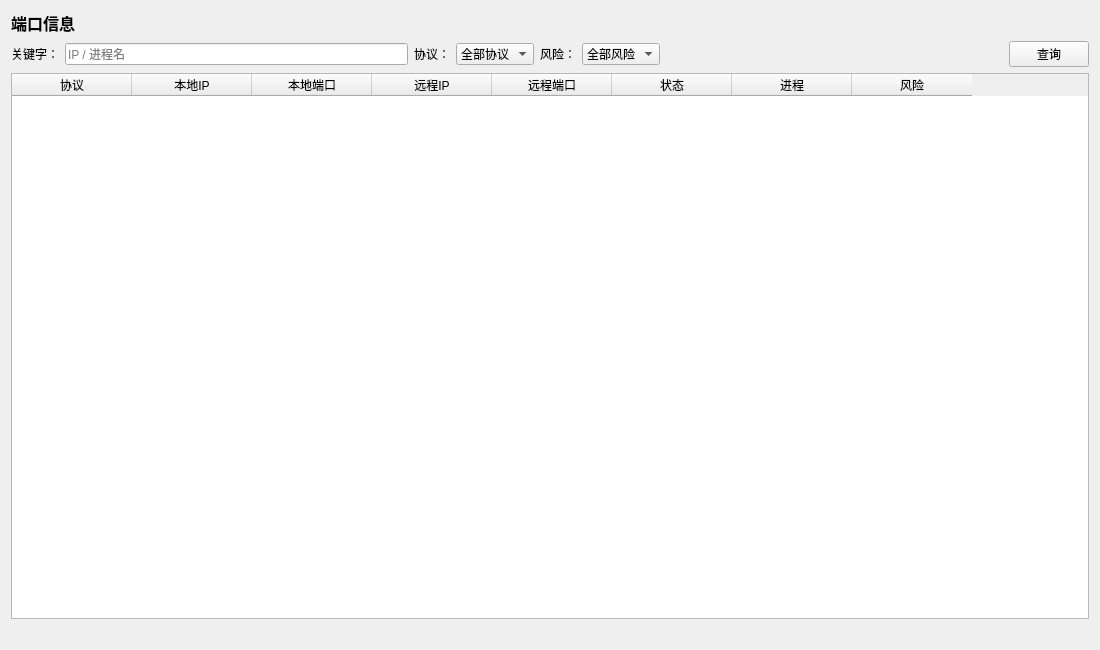
This is ui/PortInfoPage.ui in rakehellsx/MaliciousDetector as Qt 5 draws it before an edit. The edited form follows.
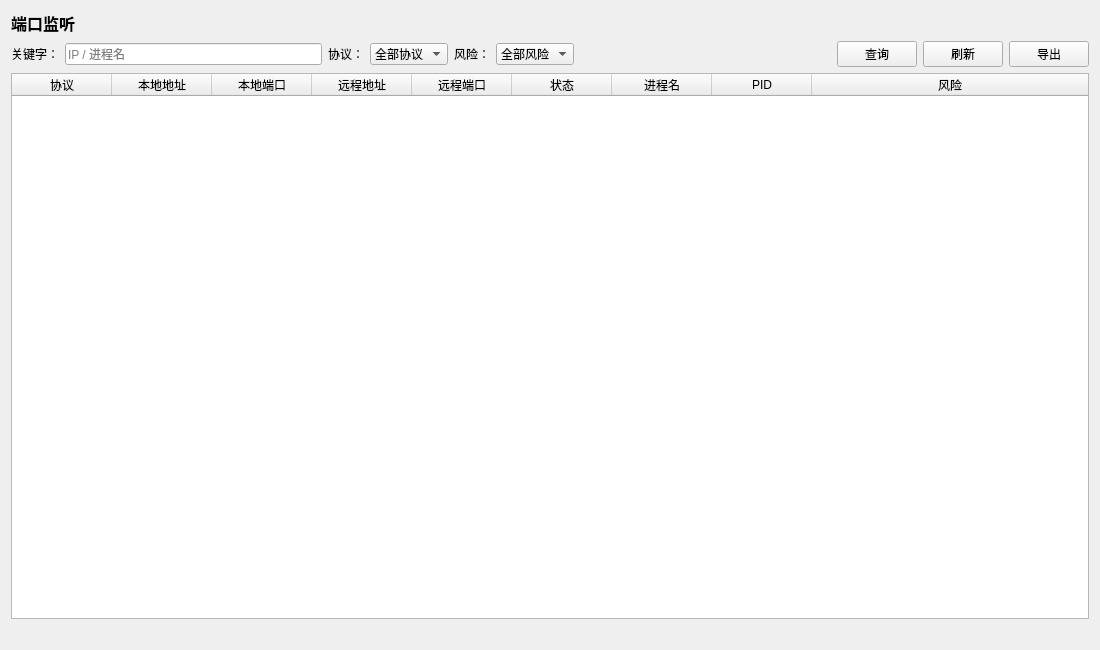
This is the edited form.

```diff
--- a/ui/PortInfoPage.ui
+++ b/ui/PortInfoPage.ui
@@ -9,7 +9,7 @@
 <layout class="QVBoxLayout" name="mainLayout">
   <item>
    <widget class="QLabel" name="lblTitle">
-     <property name="text"><string>端口信息</string></property>
+     <property name="text"><string>端口监听</string></property>
      <property name="styleSheet"><string>font-size:16px;font-weight:600;</string></property>
     </widget>
   </item>
@@ -59,13 +59,26 @@
         <property name="text"><string>查询</string></property>
        </widget>
      </item>
+     <item>
+      <widget class="QPushButton" name="btnRefresh">
+        <property name="text"><string>刷新</string></property>
+       </widget>
+     </item>
+     <item>
+      <widget class="QPushButton" name="btnExport">
+        <property name="text"><string>导出</string></property>
+       </widget>
+     </item>
    </layout>
   </item>
   <item>
    <widget class="QTableWidget" name="m_tbl">
-     <property name="columnCount"><number>8</number></property>
-     <attribute name="horizontalHeaderDefaultSectionSize"><number>120</number></attribute>
-     <column><property name="text"><string>协议</string></property></column><column><property name="text"><string>本地IP</string></property></column><column><property name="text"><string>本地端口</string></property></column><column><property name="text"><string>远程IP</string></property></column><column><property name="text"><string>远程端口</string></property></column><column><property name="text"><string>状态</string></property></column><column><property name="text"><string>进程</string></property></column><column><property name="text"><string>风险</string></property></column>
+     <property name="alternatingRowColors"><bool>true</bool></property>
+     <property name="selectionBehavior"><enum>QAbstractItemView::SelectRows</enum></property>
+     <property name="editTriggers"><set>QAbstractItemView::NoEditTriggers</set></property>
+     <property name="columnCount"><number>9</number></property>
+     <attribute name="horizontalHeaderStretchLastSection"><bool>true</bool></attribute>
+     <column><property name="text"><string>协议</string></property></column><column><property name="text"><string>本地地址</string></property></column><column><property name="text"><string>本地端口</string></property></column><column><property name="text"><string>远程地址</string></property></column><column><property name="text"><string>远程端口</string></property></column><column><property name="text"><string>状态</string></property></column><column><property name="text"><string>进程名</string></property></column><column><property name="text"><string>PID</string></property></column><column><property name="text"><string>风险</string></property></column>
     </widget>
   </item>
   <item>
```
